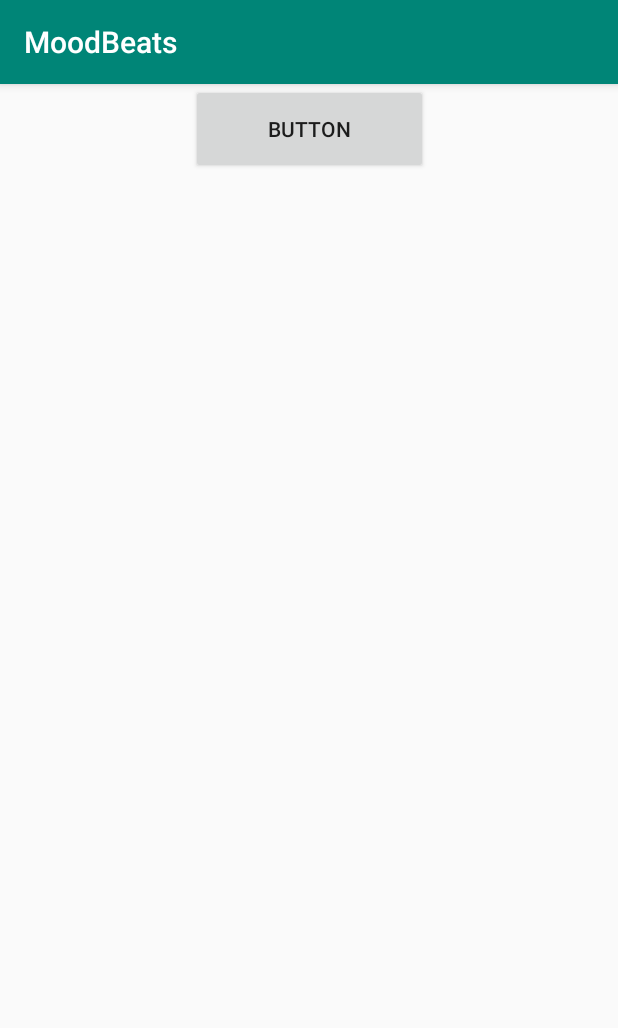
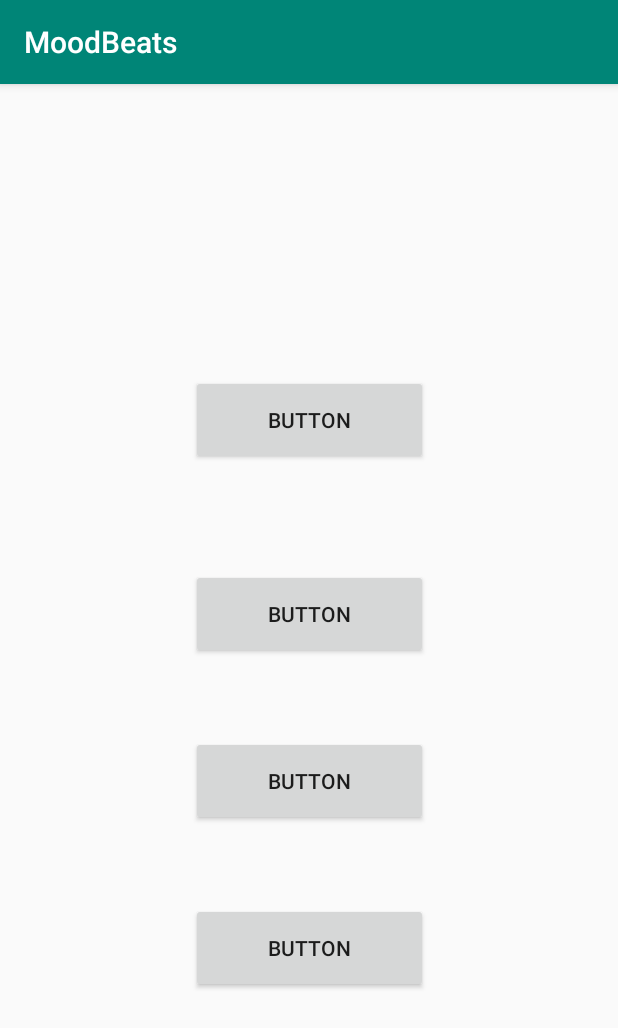
Before and after one commit to tedgag/conuhacks-moodbeats, an Android app: the screen it shows after launch (MainActivity), on a phone screen of 412 x 824 dp. Shown: the top 1028 px of the screen. Run offline under Robolectric (Android 15) with nearby library versions, the phone set to English and light mode, and no system bars.

Commit message:
string error fixed for buttons

```diff
--- a/app/src/main/res/layout/activity_main.xml
+++ b/app/src/main/res/layout/activity_main.xml
@@ -10,8 +10,8 @@
         android:id="@+id/button_Chill"
         android:layout_width="158dp"
         android:layout_height="60dp"
-        android:layout_marginBottom="58dp"
-        android:text="Button"
+        android:layout_marginBottom="51dp"
+        android:text="@string/Chill"
         app:layout_constraintBottom_toTopOf="@+id/button_Stressed"
         app:layout_constraintEnd_toEndOf="parent"
         app:layout_constraintHorizontal_bias="0.5"
@@ -23,18 +23,19 @@
         android:id="@+id/button_Sad"
         android:layout_width="158dp"
         android:layout_height="60dp"
-        android:text="Button"
+        android:layout_marginBottom="162dp"
+        android:text="@string/Sad"
+        app:layout_constraintBottom_toBottomOf="parent"
         app:layout_constraintEnd_toEndOf="parent"
         app:layout_constraintHorizontal_bias="0.5"
         app:layout_constraintStart_toStartOf="parent"
-        tools:layout_editor_absoluteY="509dp"
         tools:text="Sad" />
 
     <Button
         android:id="@+id/button_Stressed"
         android:layout_width="158dp"
         android:layout_height="60dp"
-        android:layout_marginBottom="58dp"
+        android:layout_marginBottom="51dp"
         android:text="Button"
         app:layout_constraintBottom_toTopOf="@+id/button_Sad"
         app:layout_constraintEnd_toEndOf="parent"
@@ -47,13 +48,15 @@
         android:id="@+id/button_Happy"
         android:layout_width="158dp"
         android:layout_height="60dp"
-        android:layout_marginBottom="58dp"
-        android:text="Button"
+        android:layout_marginTop="175dp"
+        android:layout_marginBottom="51dp"
+        android:text="@string/Happy"
         app:layout_constraintBottom_toTopOf="@+id/button_Chill"
         app:layout_constraintEnd_toEndOf="parent"
         app:layout_constraintHorizontal_bias="0.5"
         app:layout_constraintStart_toEndOf="@+id/button_Chill"
         app:layout_constraintStart_toStartOf="parent"
+        app:layout_constraintTop_toTopOf="parent"
         tools:text="Happy" />
 
 </androidx.constraintlayout.widget.ConstraintLayout>
--- a/app/src/main/res/values/strings.xml
+++ b/app/src/main/res/values/strings.xml
@@ -1,3 +1,6 @@
 <resources>
     <string name="app_name">MoodBeats</string>
+    <string name="Happy">Button</string>
+    <string name="Chill">Button</string>
+    <string name="Sad">Button</string>
 </resources>
```
